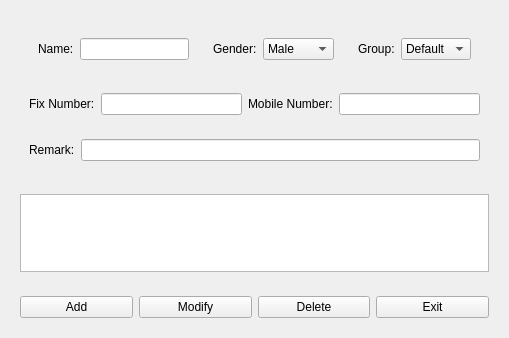
Above: widget.ui from luotianqi777/AddressBook before the change. Below: the same form after it.
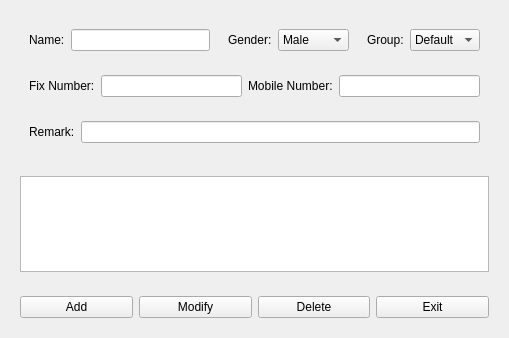
That is the form after the change.

Commit message: 修改mousemovewidget

```diff
--- a/widget.ui
+++ b/widget.ui
@@ -20,6 +20,21 @@
       <item>
        <widget class="QWidget" name="widget_3" native="true">
         <layout class="QHBoxLayout" name="horizontalLayout_6">
+         <property name="spacing">
+          <number>0</number>
+         </property>
+         <property name="leftMargin">
+          <number>0</number>
+         </property>
+         <property name="topMargin">
+          <number>0</number>
+         </property>
+         <property name="rightMargin">
+          <number>0</number>
+         </property>
+         <property name="bottomMargin">
+          <number>0</number>
+         </property>
          <item>
           <widget class="QWidget" name="widget_6" native="true">
            <layout class="QHBoxLayout" name="horizontalLayout_2">
```
The commit also changes 1 other file.
